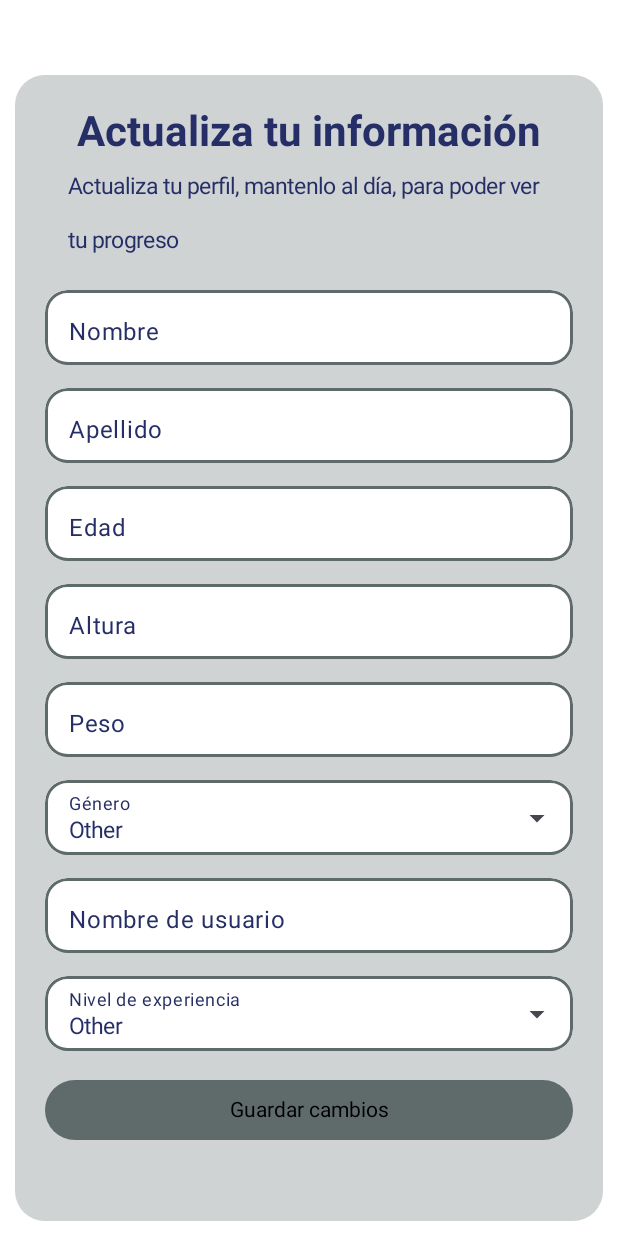
After one commit to LunaFernando791/TrakingFitnessApp, an Android app built with Jetpack Compose: the EditProfileScreen screen opened through its navigation route, on a phone screen of 412 x 824 dp. The commit adds this screen. Run offline under Robolectric (Android 15) with nearby library versions, the phone set to English and light mode, and no system bars.

Commit message:
App v1.0.7 Avances: Función editar perfil completada.

```diff
--- a/app/src/main/java/com/example/trackingfitness/activity/Register.kt
+++ b/app/src/main/java/com/example/trackingfitness/activity/Register.kt
@@ -170,7 +170,7 @@ fun CustomTextField(
         ) },
         visualTransformation = visualTransformation,
         colors = TextFieldDefaults.colors(
-            unfocusedContainerColor = MaterialTheme.colorScheme.secondary,
+            unfocusedContainerColor = MaterialTheme.colorScheme.background,
             focusedLabelColor = Color.LightGray,
             focusedIndicatorColor = if (isError) Color.Red else MaterialTheme.colorScheme.primary,
             unfocusedIndicatorColor = if (isError) Color.Red else MaterialTheme.colorScheme.tertiary,
@@ -232,10 +232,10 @@ fun CustomTextFieldMenu(
                     fontSize = 15.sp
                 ),
                 colors = TextFieldDefaults.colors(
-                    unfocusedContainerColor = MaterialTheme.colorScheme.secondary,
+                    unfocusedContainerColor = MaterialTheme.colorScheme.background,
                     focusedLabelColor = Color.LightGray,
-                    focusedIndicatorColor = if (isError) Color.Red else Color.Blue,
-                    unfocusedIndicatorColor = if (isError) Color.Red else Color.Gray,
+                    focusedIndicatorColor = if (isError) Color.Red else MaterialTheme.colorScheme.primary,
+                    unfocusedIndicatorColor = if (isError) Color.Red else MaterialTheme.colorScheme.tertiary,
                     errorIndicatorColor = Color.Red
                 ),
                 modifier = Modifier
--- a/app/src/main/java/com/example/trackingfitness/conection/RetrofitInstance.kt
+++ b/app/src/main/java/com/example/trackingfitness/conection/RetrofitInstance.kt
@@ -4,7 +4,7 @@ import retrofit2.Retrofit
 import retrofit2.converter.gson.GsonConverterFactory
 
 object RetrofitInstance {
-    private const val BASE_URL = "http://192.168.1.17:8000/api/register/"  // URL DEL SERVIDOR
+    private const val BASE_URL = "http://192.168.1.19:8000/api/register/"  // URL DEL SERVIDOR
 
     val api: UserService by lazy { // INSTANCIA DEL SERVICIO
         Retrofit.Builder()
--- a/app/src/main/java/com/example/trackingfitness/conection/UserService.kt
+++ b/app/src/main/java/com/example/trackingfitness/conection/UserService.kt
@@ -22,10 +22,14 @@ data class User(
     val password: String,
     val password_confirmation: String,
     val username: String,
+    val injuries: List<Int>,
+)
+data class UserTrainingInformation(
+    val user_id: Int,
+    val routine_type_id: Int,
     val experience_level_id: Int,
-    val routine_type_id: Int,
-    val injuries: List<Int>
 )
+
 data class RegisterResponse(
     val success: Boolean,
     val message: String
@@ -34,6 +38,7 @@ data class LoginResponseUser(
     val access_token: String?,
     val token_type: String?,
     val user: User,
+    val user_training_information: UserTrainingInformation,
     val message: String?
 )
 data class LoginRequestUser(
@@ -77,10 +82,28 @@ data class UpdatePasswordRequest(
 data class UpdatePasswordResponse(
     val message: String
 )
-
 data class ResponseTokenValid(
     val valid: Boolean
 )
+data class UserRequest(
+    val personal_name: String,
+    val last_name: String,
+    val age: Int,
+    val height: Float,
+    val weight: Float,
+    val username: String,
+    val gender_id: Int,
+    val experience_level_id: Int,
+    val injuries: List<Int>,
+    val routine_type_id: Int
+)
+
+data class ResponseUpdateAccount(
+    val message: String,
+    val user: User,
+    val user_training_information: UserTrainingInformation
+)
+
 
 interface UserService { // Interfaz para definir las operaciones del servicio.
 
@@ -90,12 +113,23 @@ interface UserService { // Interfaz para definir las operaciones del servicio.
     @POST("/api/login")
     suspend fun loginUser(@Body loginRequestUser: LoginRequestUser): Response<LoginResponseUser>
     // Ruta para iniciar sesión.
-
     @POST("/api/logout")
     suspend fun logout(
         @Header("Authorization") token: String
     ): Response<Unit>
     // Ruta para cerrar sesión.
+    @GET("/api/token/valid")
+    suspend fun validateToken(
+        @Header("Authorization") token: String
+    ): Response<ResponseTokenValid>
+    // Ruta para validar el token al iniciar sesión.
+    @GET("/api/icon/{filename}")
+    suspend fun getIcon(
+        @Header("Authorization") token: String,
+        @Path("filename") id: String
+    ): Response<ResponseBody>
+    // Ruta para obtener un icono por su ID.
+
     @DELETE("/api/account-settings")
     suspend fun deleteAccount(
         @Header("Authorization") token: String
@@ -105,25 +139,18 @@ interface UserService { // Interfaz para definir las operaciones del servicio.
         @Header("Authorization") token: String,
         @Body updateEmailRequest: UpdateEmailRequest
     ): Response<UpdateEmailResponse>
+    // Ruta para actualizar el correo electrónico.
     @PUT("/api/account-settings/password")
     suspend fun updatePassword(
         @Header("Authorization") token: String,
         @Body updatePasswordRequest: UpdatePasswordRequest
     ): Response<UpdatePasswordResponse>
-
-    @GET("/api/token/valid")
-    suspend fun validateToken(
-        @Header("Authorization") token: String
-    ): Response<ResponseTokenValid>
-
-
-    @GET("/api/icon/{filename}")
-    suspend fun getIcon(
+    // Ruta para actualizar la contraseña.
+    @PUT("/api/account-settings")
+    suspend fun updateAccount(
         @Header("Authorization") token: String,
-        @Path("filename") id: String
-    ): Response<ResponseBody>
-
-    // Ruta para obtener un icono por su ID.
+        @Body userRequest: UserRequest
+    ): Response<ResponseUpdateAccount>
 
 
     @POST("/api/auth/forget-password")
--- a/app/src/main/java/com/example/trackingfitness/navigation/AppNavigation.kt
+++ b/app/src/main/java/com/example/trackingfitness/navigation/AppNavigation.kt
@@ -14,6 +14,7 @@ import androidx.navigation.compose.rememberNavController
 import com.example.trackingfitness.screens.ChangePassScreen
 import com.example.trackingfitness.screens.EditEmailScreen
 import com.example.trackingfitness.screens.EditPasswordScreen
+import com.example.trackingfitness.screens.EditProfileScreen
 import com.example.trackingfitness.screens.LoginScreen
 import com.example.trackingfitness.screens.OTPScreen
 import com.example.trackingfitness.screens.PrincipalScreen
@@ -123,5 +124,11 @@ fun AppNavigation(){
                 userSession = userSessionManager
             )
         }
+        composable(AppScreens.EditProfileScreen.route) {
+            EditProfileScreen(
+                navController = navController,
+                userSession = userSessionManager
+            )
+        }
     }
 }
--- a/app/src/main/java/com/example/trackingfitness/navigation/AppScreens.kt
+++ b/app/src/main/java/com/example/trackingfitness/navigation/AppScreens.kt
@@ -16,5 +16,5 @@ sealed class AppScreens(val route: String) {
     data object ExerciseCameraScreen : AppScreens("exerciseCameraScreen")
     data object EditPasswordScreen : AppScreens("editPasswordScreen")
     data object EditEmailScreen : AppScreens("editEmailScreen")
-
+    data object EditProfileScreen : AppScreens("editProfileScreen")
 }
--- /dev/null
+++ b/app/src/main/java/com/example/trackingfitness/screens/EditProfileScreen.kt
@@ -0,0 +1,220 @@
+package com.example.trackingfitness.screens
+
+import androidx.compose.foundation.background
+import androidx.compose.foundation.layout.Spacer
+import androidx.compose.foundation.layout.fillMaxSize
+import androidx.compose.foundation.layout.height
+import androidx.compose.foundation.layout.padding
+import androidx.compose.foundation.lazy.LazyColumn
+import androidx.compose.foundation.shape.RoundedCornerShape
+import androidx.compose.foundation.text.KeyboardOptions
+import androidx.compose.material.Text
+import androidx.compose.material3.Button
+import androidx.compose.material3.MaterialTheme
+import androidx.compose.material3.Surface
+import androidx.compose.runtime.Composable
+import androidx.compose.runtime.mutableStateOf
+import androidx.compose.runtime.remember
+import androidx.compose.ui.Modifier
+import androidx.compose.ui.draw.clip
+import androidx.compose.ui.text.font.FontWeight
+import androidx.compose.ui.text.input.ImeAction
+import androidx.compose.ui.text.input.KeyboardType
+import androidx.compose.ui.text.style.TextAlign
+import androidx.compose.ui.unit.dp
+import androidx.compose.ui.unit.sp
+import androidx.navigation.NavController
+import com.example.trackingfitness.activity.CustomTextFieldMenu
+import com.example.trackingfitness.viewModel.UserSessionManager
+
+@Composable
+fun EditProfileScreen(
+    navController: NavController,
+    userSession: UserSessionManager
+    ) {
+    Surface(
+        modifier = Modifier
+            .fillMaxSize()
+            .padding(10.dp, 50.dp, 10.dp, 10.dp),
+        color = MaterialTheme.colorScheme.background
+    ){
+        BodyProfile(
+            navController = navController,
+            userSession = userSession
+        )
+    }
+}
+
+@Composable
+fun BodyProfile(
+    navController: NavController,
+    userSession: UserSessionManager
+){
+    val user = remember { mutableStateOf(userSession.getUserSession()) }
+    val name = remember { mutableStateOf(user.value.name) }
+    val lastname = remember { mutableStateOf(user.value.lastname) }
+    val age = remember { mutableStateOf(user.value.age) }
+    val height = remember { mutableStateOf(user.value.height) }
+    val weight = remember { mutableStateOf(user.value.weight) }
+    val gender = remember { mutableStateOf(user.value.gender) }
+    val username = remember { mutableStateOf(user.value.username) }
+    val experienceLevel = remember { mutableStateOf(user.value.experienceLevel) }
+    LazyColumn(
+        horizontalAlignment = androidx.compose.ui.Alignment.CenterHorizontally,
+        modifier = Modifier
+            .fillMaxSize()
+            .clip(RoundedCornerShape(20.dp))
+            .background(MaterialTheme.colorScheme.secondary)
+            .padding(20.dp),
+    ) {
+        item{
+            Text(
+                modifier = Modifier
+                    .padding(horizontal = 15.dp),
+                text = "Actualiza tu información",
+                fontWeight = FontWeight.Bold,
+                style = MaterialTheme.typography.headlineMedium,
+                color = MaterialTheme.colorScheme.primary
+            )
+            Text(
+                modifier = Modifier
+                    .padding(horizontal = 15.dp),
+                fontSize = 15.sp,
+                text = "Actualiza tu perfil, mantenlo al día, para poder ver tu progreso",
+                style = MaterialTheme.typography.headlineMedium,
+                color = MaterialTheme.colorScheme.primary
+            )
+            Spacer(modifier = Modifier.height(15.dp))
+            CustomTextField(
+                value = name.value,
+                onValueChange = { name.value = it },
+                label = "Nombre",
+                keyboardOptions = KeyboardOptions(
+                    keyboardType = KeyboardType.Text,
+                    imeAction = ImeAction.Next
+                ),
+                isError = userSession.obtenerNameError() != null,
+                errorMessage = userSession.obtenerNameError()
+            )
+            Spacer(modifier = Modifier.height(15.dp))
+            CustomTextField(
+                value = lastname.value,
+                onValueChange = { lastname.value = it },
+                label = "Apellido",
+                keyboardOptions = KeyboardOptions(
+                    keyboardType = KeyboardType.Text,
+                    imeAction = ImeAction.Next
+                ),
+                isError = userSession.obtenerLastnameError() != null,
+                errorMessage = userSession.obtenerLastnameError()
+            )
+            Spacer(modifier = Modifier.height(15.dp))
+            CustomTextField(
+                value = age.value,
+                onValueChange = { age.value = it },
+                label = "Edad",
+                keyboardOptions = KeyboardOptions(
+                    keyboardType = KeyboardType.Number,
+                    imeAction = ImeAction.Next
+                ),
+                isError = userSession.obtenerAgeError() != null,
+                errorMessage = userSession.obtenerAgeError()
+            )
+            Spacer(modifier = Modifier.height(15.dp))
+            CustomTextField(
+                value = height.value,
+                onValueChange = { height.value = it },
+                label = "Altura",
+                keyboardOptions = KeyboardOptions(
+                    keyboardType = KeyboardType.Number,
+                    imeAction = ImeAction.Next
+                ),
+                isError = userSession.obtenerHeightError() != null,
+                errorMessage = userSession.obtenerHeightError()
+            )
+            Spacer(modifier = Modifier.height(15.dp))
+            CustomTextField(
+                value = weight.value,
+                onValueChange = { weight.value = it },
+                label = "Peso",
+                keyboardOptions = KeyboardOptions(
+                    keyboardType = KeyboardType.Number,
+                    imeAction = ImeAction.Next
+                ),
+                isError = userSession.obtenerWeightError() != null,
+                errorMessage = userSession.obtenerWeightError()
+            )
+            Spacer(modifier = Modifier.height(15.dp))
+            CustomTextFieldMenu(
+                value = when (gender.value) {
+                    "1" -> "Masculino"
+                    "2" -> "Femenino"
+                    else -> "Other"
+                },
+                onValueChange = { gender.value = if (it == "Masculino") "1" else "2" },
+                label = "Género",
+                options = listOf("Masculino", "Femenino"),
+                isError = userSession.obtenerGenderError() != null,
+                errorMessage = userSession.obtenerGenderError()
+            )
+            Spacer(modifier = Modifier.height(15.dp))
+            CustomTextField(
+                value = username.value,
+                onValueChange = { username.value = it },
+                label = "Nombre de usuario",
+                keyboardOptions = KeyboardOptions(
+                    keyboardType = KeyboardType.Text,
+                    imeAction = ImeAction.Next
+                ),
+                isError = userSession.obtenerUsernameError() != null,
+                errorMessage = userSession.obtenerUsernameError()
+            )
+            Spacer(modifier = Modifier.height(15.dp))
+            CustomTextFieldMenu(
+                value = when (experienceLevel.value) {
+                    "1" -> "Principiante"
+                    "2" -> "Intermedio"
+                    "3" -> "Avanzado"
+                    else -> "Other"
+                },
+                onValueChange = { experienceLevel.value = if (it == "Principiante") "1" else if (it == "Intermedio") "2" else if (it == "Avanzado") "3" else "0"},
+                label = "Nivel de experiencia",
+                options = listOf("Principiante", "Intermedio", "Avanzado"),
+                isError = userSession.obtenerExperienceLevelError() != null,
+                errorMessage = userSession.obtenerExperienceLevelError()
+            )
+            Spacer(modifier = Modifier.height(15.dp))
+            Button(
+                onClick = {
+                    userSession.saveUserSession(
+                        token = user.value.token,
+                        name = name.value,
+                        lastname = lastname.value,
+                        age = age.value,
+                        height = height.value,
+                        weight = weight.value,
+                        gender = gender.value,
+                        email = user.value.email,
+                        username = username.value,
+                        experienceLevel = user.value.experienceLevel,
+                        routineType = user.value.routineType
+                    )
+                    if (userSession.validateUserSettings()) {
+                        userSession.updateAccount()
+                        navController.navigate("profileScreen")
+                    }
+                },
+                colors = androidx.compose.material3.ButtonDefaults.buttonColors(
+                    containerColor = MaterialTheme.colorScheme.tertiary,
+                ),
+                modifier = Modifier.fillMaxSize()
+            ){
+                Text(
+                    text = "Guardar cambios",
+                    textAlign = TextAlign.Center,
+                    modifier = Modifier.fillMaxSize()
+                )
+            }
+        }
+    }
+}
--- a/app/src/main/java/com/example/trackingfitness/viewModel/RecoverPasswordViewModel.kt
+++ b/app/src/main/java/com/example/trackingfitness/viewModel/RecoverPasswordViewModel.kt
@@ -151,6 +151,5 @@ class RecoverPasswordViewModel: ViewModel() {
                 e.localizedMessage?.let { Log.e("Error", it) }
             }
         }
-
     }
 }
--- a/app/src/main/java/com/example/trackingfitness/viewModel/RegisterViewModel.kt
+++ b/app/src/main/java/com/example/trackingfitness/viewModel/RegisterViewModel.kt
@@ -3,6 +3,7 @@ package com.example.trackingfitness.viewModel
 import android.util.Log
 import android.util.Patterns
 import androidx.annotation.OptIn
+import androidx.compose.material3.MaterialTheme
 import androidx.compose.runtime.State
 import androidx.compose.runtime.getValue
 import androidx.compose.runtime.mutableFloatStateOf
@@ -44,7 +45,7 @@ class RegisterViewModel : ViewModel() {
     // VARIABLES PARA EL PROGRESO DE LA BARRA
     var progress by mutableFloatStateOf(0.0f)
         private set
-    private val _progressColor = mutableStateOf(if (darkTheme.value) BlueGreen else Color.Gray)
+    private val _progressColor = mutableStateOf(if (darkTheme.value) Color.White else BlueGreen)
     val progressColor: State<Color> get() = _progressColor
     private val _trackColor = mutableStateOf(Color.Gray)
     val trackColor: State<Color> get() = _trackColor
@@ -314,8 +315,6 @@ class RegisterViewModel : ViewModel() {
                 password = password,
                 password_confirmation = confirmPassword,
                 username = username,
-                experience_level_id = experienceLevel.toInt(),
-                routine_type_id = routineType.toInt(),
                 injuries = injuriesList
             )
             try {
--- a/app/src/main/res/xml/network_security_config.xml
+++ b/app/src/main/res/xml/network_security_config.xml
@@ -5,6 +5,6 @@
         <domain includeSubdomains="true">10.0.2.2</domain>
     </domain-config>
     <domain-config cleartextTrafficPermitted="true">
-        <domain includeSubdomains="true">192.168.1.17</domain>
+        <domain includeSubdomains="true">192.168.1.19</domain>
     </domain-config>
 </network-security-config>
--- a/gradle/libs.versions.toml
+++ b/gradle/libs.versions.toml
@@ -2,6 +2,7 @@
 agp = "8.5.0"
 androidxJunit = "1.2.1"
 classes = "1.5.2"
+converterGson = "2.9.0"
 kotlin = "1.9.0"
 coreKtx = "1.10.1"
 junit = "4.13.2"
@@ -13,12 +14,15 @@ composeBom = "2024.04.01"
 navigationCompose = "2.7.7"
 media3Common = "1.4.0"
 material = "1.12.0"
+okhttp = "4.10.0"
+retrofit = "2.9.0"
 runtimeLivedata = "1.7.6"
 
 [libraries]
 androidx-classes = { module = "androidx.test:classes", version.ref = "classes" }
 androidx-core-ktx = { group = "androidx.core", name = "core-ktx", version.ref = "coreKtx" }
 androidx-junit-v121 = { module = "androidx.test.ext:junit", version.ref = "androidxJunit" }
+converter-gson = { module = "com.squareup.retrofit2:converter-gson", version.ref = "converterGson" }
 junit = { group = "junit", name = "junit", version.ref = "junit" }
 androidx-junit = { group = "androidx.test.ext", name = "junit", version.ref = "junitVersion" }
 androidx-espresso-core = { group = "androidx.test.espresso", name = "espresso-core", version.ref = "espressoCore" }
@@ -36,6 +40,8 @@ androidx-navigation-compose = { group = "androidx.navigation", name = "navigatio
 androidx-media3-common = { group = "androidx.media3", name = "media3-common", version.ref = "media3Common" }
 material = { group = "com.google.android.material", name = "material", version.ref = "material" }
 androidx-runtime-livedata = { group = "androidx.compose.runtime", name = "runtime-livedata", version.ref = "runtimeLivedata" }
+okhttp = { module = "com.squareup.okhttp3:okhttp", version.ref = "okhttp" }
+retrofit = { module = "com.squareup.retrofit2:retrofit", version.ref = "retrofit" }
 
 [plugins]
 android-application = { id = "com.android.application", version.ref = "agp" }
```
Also changed, not shown: app/build.gradle.kts (+5 -3 lines), app/src/main/java/com/example/trackingfitness/screens/ProfileScreen.kt (+20 -4 lines), app/src/main/java/com/example/trackingfitness/viewModel/LoginViewModel.kt (+6 -1 lines), app/src/main/java/com/example/trackingfitness/viewModel/UserSessionManager.kt (+197 -31 lines), 280 other files.
